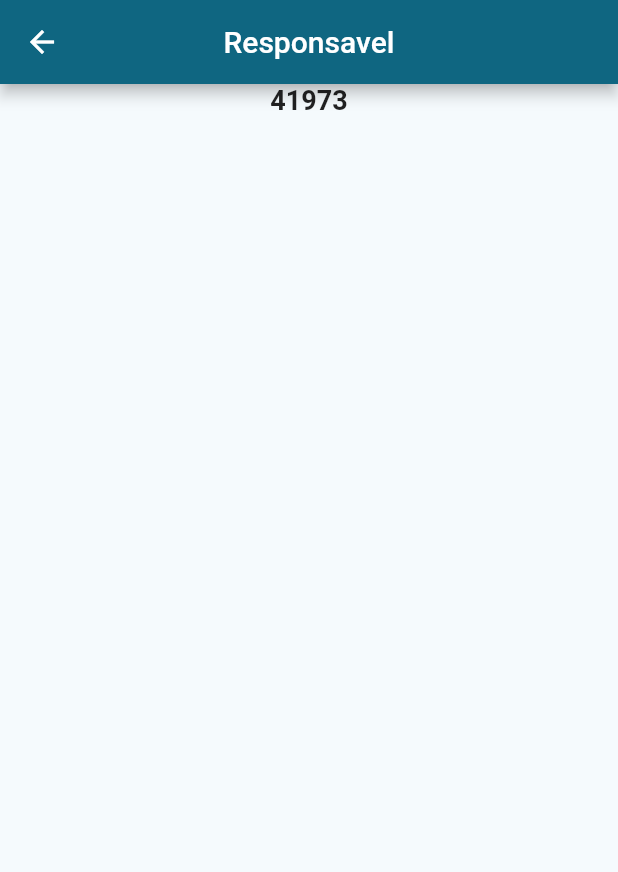
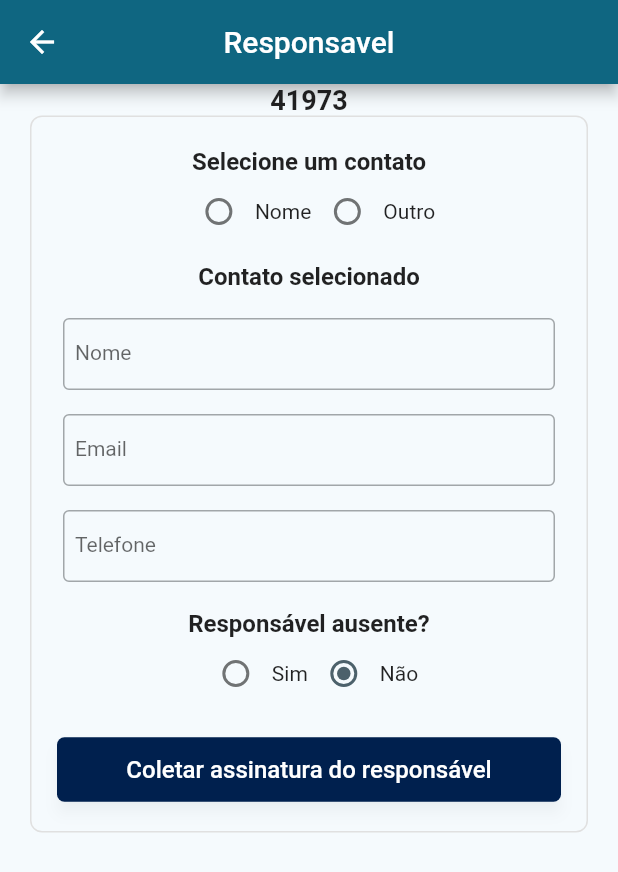
Before and after one commit to melmonfre/rodar_webOS, a Flutter app: the TelaResponsavel screen opened directly, on a phone screen of 412 x 824 dp. Shown: the top 872 px of the screen. Run offline on Flutter 3.47's test engine with Material 2 defaults, Android fonts, the phone set to English and light mode, and no system bars; our stand-ins replace fluttertoast, gallery_saver, image_picker, signature.

Commit message:
Deletado arquivos indesejados, implementado logica de responsavel ausente

```diff
--- a/lib/pages/confirmacao_dados/tela_confirmacao_dados_assinatura.dart
+++ b/lib/pages/confirmacao_dados/tela_confirmacao_dados_assinatura.dart
@@ -1,5 +1,4 @@
 import 'package:flutter/material.dart';
-import 'package:rodarwebos/pages/assinatura/home_assinatura.dart';
 import 'package:rodarwebos/widgets/foto_assinatura/imagem.dart';
 import 'package:rodarwebos/widgets/ordem_servico/variaveis_resumo_os.dart';
 
--- /dev/null
+++ b/lib/widgets/botoes/botao_coletar_assinatura_responsavel.dart
@@ -0,0 +1,43 @@
+import 'package:flutter/material.dart';
+
+class ColetarAssinaturaResponsavel extends StatefulWidget {
+
+ final VoidCallback onPressed;
+
+  const ColetarAssinaturaResponsavel({required this.onPressed});
+
+  @override
+  _ColetarAssinaturaResponsavelState createState() => _ColetarAssinaturaResponsavelState();
+
+}
+
+class _ColetarAssinaturaResponsavelState extends State<ColetarAssinaturaResponsavel> {
+
+  @override
+  Widget build(BuildContext context) {
+    return Center(
+      child: SizedBox(
+        width: MediaQuery.of(context).size.width - 20.0,
+        child: ElevatedButton(
+          onPressed: widget.onPressed,
+          style: ElevatedButton.styleFrom(
+            padding: EdgeInsets.symmetric(vertical: 12.0),
+            primary: Color(0xFF00204E), // Cor do botão
+            shadowColor: Colors.black.withOpacity(0.2), // Cor da sombra
+            elevation: 4.0, // Elevação da sombra
+            shape: RoundedRectangleBorder(
+              borderRadius: BorderRadius.circular(5.0), // Border radius do botão
+            ),
+          ),
+          child: Text(
+            'Coletar assinatura do responsável',
+            style: TextStyle(
+              color: Colors.white, // Cor do texto
+              fontSize: 16.0,
+            ),
+          ),
+        ),
+      ),
+    );
+  }
+}
--- a/lib/widgets/foto_assinatura/imagem.dart
+++ b/lib/widgets/foto_assinatura/imagem.dart
@@ -6,7 +6,7 @@ import 'package:gallery_saver/gallery_saver.dart';
 import 'package:path_provider/path_provider.dart';
 import 'package:fluttertoast/fluttertoast.dart';
 import 'package:rodarwebos/pages/responsavel/tela_responsavel.dart';
-import 'package:rodarwebos/widgets/assinatura/assinatura.dart';
+import 'package:rodarwebos/widgets/foto_assinatura/assinatura.dart';
 import 'package:signature/signature.dart';
 
 class Imagem extends StatefulWidget {
--- /dev/null
+++ b/lib/widgets/responsavel/container_responsavel.dart
@@ -0,0 +1,194 @@
+import 'package:flutter/material.dart';
+import 'package:rodarwebos/pages/tela_inicial/tela_inicial.dart';
+import 'package:rodarwebos/widgets/botoes/botao_coletar_assinatura_responsavel.dart';
+import 'package:rodarwebos/widgets/botoes/botao_enviar.dart';
+import 'package:rodarwebos/widgets/botoes/botao_proximo.dart';
+import 'package:rodarwebos/widgets/inputs/input_motivos.dart';
+import 'package:rodarwebos/widgets/inputs/input_text.dart';
+import 'package:rodarwebos/widgets/ordem_servico/variaveis_resumo_os.dart';
+
+class ContainerResponsavel extends StatefulWidget {
+  final VoidCallback onPressed;
+
+  const ContainerResponsavel({
+    required this.onPressed,
+  });
+
+  @override
+  _ContainerResponsavelState createState() => _ContainerResponsavelState();
+}
+
+class _ContainerResponsavelState extends State<ContainerResponsavel> {
+  var variaveis = VariaveisResumo();
+  String motivoDivergencia = '';
+
+  String contatoSelecionado = '';
+  bool responsavelAusente = false;
+  String motivoAusencia = '';
+
+  @override
+  Widget build(BuildContext context) {
+    return Container(
+      decoration: BoxDecoration(
+        border: Border.all(
+          color: Colors.grey[300]!,
+          width: 1.0,
+        ),
+        borderRadius: BorderRadius.circular(8.0),
+      ),
+      child: SingleChildScrollView(
+        child: Padding(
+          padding: EdgeInsets.symmetric(horizontal: 5.0),
+          child: Column(
+            crossAxisAlignment: CrossAxisAlignment.start,
+            children: [
+              SizedBox(height: 20.0),
+              Center(
+                child: Text(
+                  'Selecione um contato',
+                  style: TextStyle(
+                    fontWeight: FontWeight.bold,
+                    fontSize: 16.0,
+                  ),
+                ),
+              ),
+              Row(
+                mainAxisAlignment: MainAxisAlignment.center,
+                children: [
+                  Radio(
+                    value: 'nome',
+                    groupValue: contatoSelecionado,
+                    onChanged: (value) {
+                      setState(() {
+                        contatoSelecionado = value.toString();
+                      });
+                    },
+                  ),
+                  Text('Nome'),
+                  Radio(
+                    value: 'outro',
+                    groupValue: contatoSelecionado,
+                    onChanged: (value) {
+                      setState(() {
+                        contatoSelecionado = value.toString();
+                      });
+                    },
+                  ),
+                  Text('Outro'),
+                ],
+              ),
+              SizedBox(height: 10.0),
+              Center(
+                child: Text(
+                  'Contato selecionado',
+                  style: TextStyle(
+                    fontWeight: FontWeight.bold,
+                    fontSize: 16.0,
+                  ),
+                ),
+              ),
+              SizedBox(height: 10.0),
+              InputText(labelText: 'Nome'),
+              InputText(labelText: 'Email'),
+              InputText(labelText: 'Telefone'),
+              SizedBox(height: 10.0),
+              Center(
+                child: Text(
+                  'Responsável ausente?',
+                  style: TextStyle(
+                    fontWeight: FontWeight.bold,
+                    fontSize: 16.0,
+                  ),
+                ),
+              ),
+              Row(
+                mainAxisAlignment: MainAxisAlignment.center,
+                children: [
+                  Radio(
+                    value: true,
+                    groupValue: responsavelAusente,
+                    onChanged: (value) {
+                      setState(() {
+                        responsavelAusente = value as bool;
+                      });
+                    },
+                  ),
+                  Text('Sim'),
+                  Radio(
+                    value: false,
+                    groupValue: responsavelAusente,
+                    onChanged: (value) {
+                      setState(() {
+                        responsavelAusente = value as bool;
+                      });
+                    },
+                  ),
+                  Text('Não'),
+                ],
+              ),
+                            if (responsavelAusente)
+                InputText(labelText: 'Informar motivo da ausência'),
+              SizedBox(height: 5.0),
+              SizedBox(height: 10.0),
+              Container(
+                alignment: Alignment.center,
+                padding: EdgeInsets.fromLTRB(12.0, 1.0, 12.0, 17.0),
+                child: responsavelAusente
+                    ? BotaoEnviar(
+                        onPressed: () {
+                          showDialog(
+                            context: context,
+                            builder: (context) {
+                              return AlertDialog(
+                                title: Text('Enviado com sucesso'),
+                                actions: [
+                                  TextButton(
+                                    onPressed: () {
+                                      Navigator.push(
+                                        context,
+                                        MaterialPageRoute(
+                                          builder: (context) => TelaInicial(),
+                                        ),
+                                      );
+                                    },
+                                    child: Text('OK'),
+                                  ),
+                                ],
+                              );
+                            },
+                          );
+                        },
+                      )
+                    : ColetarAssinaturaResponsavel(
+                        onPressed: () {
+                          showDialog(
+                            context: context,
+                            builder: (context) {
+                              return AlertDialog(
+                                title: Text('Enviado com sucesso'),
+                                actions: [
+                                  TextButton(
+                                    onPressed: () {
+                                      Navigator.push(
+                                        context,
+                                        MaterialPageRoute(
+                                          builder: (context) => TelaInicial(),
+                                        ),
+                                      );
+                                    },
+                                    child: Text('OK'),
+                                  ),
+                                ],
+                              );
+                            },
+                          );
+                        },
+                      ),
+              ),
+            ],
+          ),
+        ),
+      ),
+    );
+  }
+}
```
Also changed, not shown: lib/pages/assinatura/home_assinatura.dart (deleted, +0 -93 lines), lib/pages/assinatura/home_page.dart (deleted, +0 -101 lines), lib/pages/responsavel/tela_responsavel.dart (+10 -2 lines), lib/widgets/assinatura/assinatura.dart (deleted, +0 -48 lines), lib/widgets/assinatura/camera.dart (deleted, +0 -71 lines), lib/widgets/assinatura/drawer.dart (deleted, +0 -64 lines), lib/widgets/assinatura/my_painter.dart (deleted, +0 -31 lines), lib/widgets/assinatura/touch_points.dart (deleted, +0 -8 lines), lib/widgets/assinatura/visualizar.dart (deleted, +0 -24 lines).
